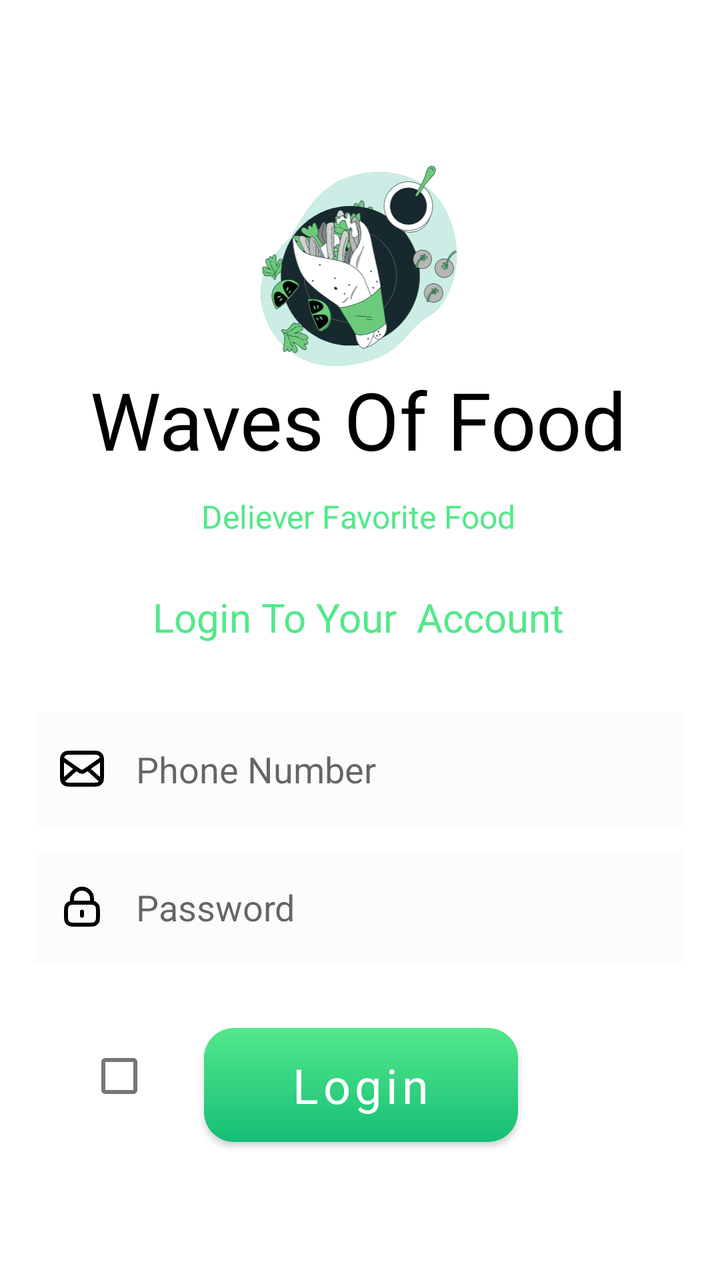
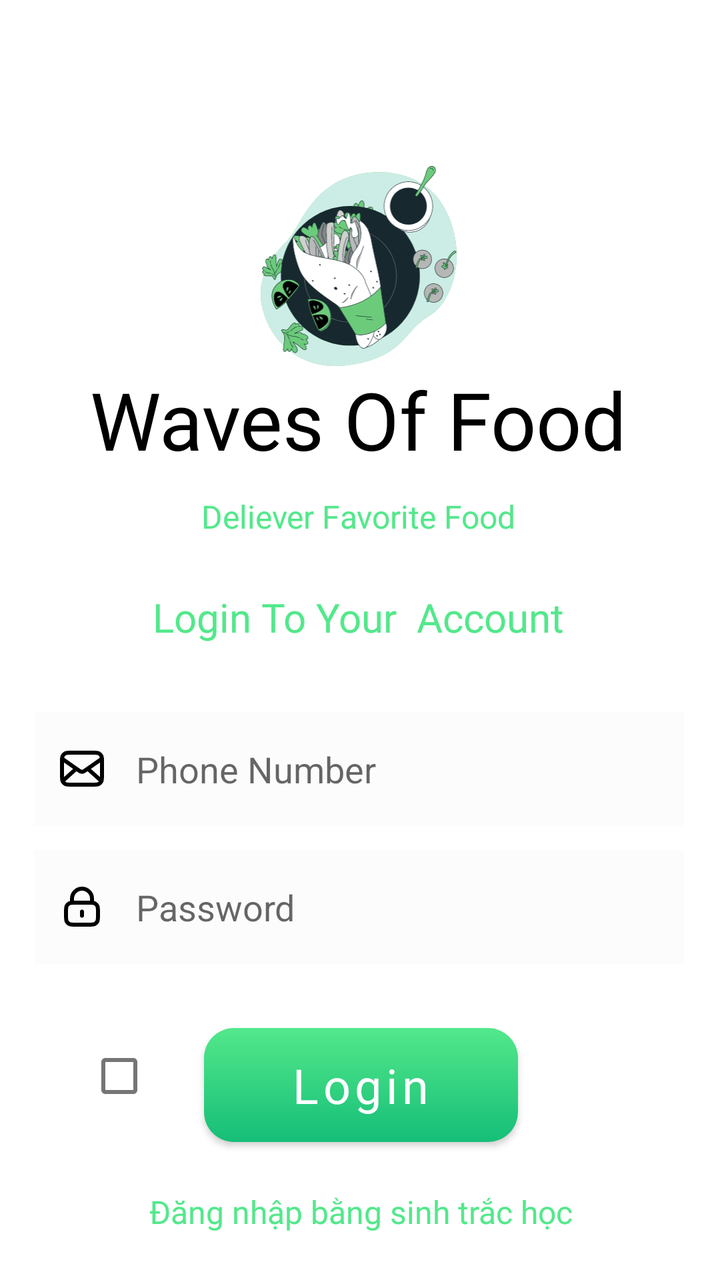

Compare the two renders of this Android layout. The source of the first and the diff that turns it into the second are given below.
<!-- AndroidManifest.xml: application theme Theme.MyApplication -->
<!-- res/layout/activity_login2.xml -->
<androidx.constraintlayout.widget.ConstraintLayout xmlns:android="http://schemas.android.com/apk/res/android"
    xmlns:app="http://schemas.android.com/apk/res-auto"
    xmlns:tools="http://schemas.android.com/tools"
    android:layout_width="match_parent"
    android:layout_height="match_parent"
    android:background="#FFFFFF"
    tools:context=".LoginActivity">

    <ImageView
        android:id="@+id/imageView3"
        android:layout_width="100dp"
        android:layout_height="100dp"
        android:layout_marginTop="83dp"
        app:layout_constraintEnd_toEndOf="parent"
        app:layout_constraintHorizontal_bias="0.498"
        app:layout_constraintStart_toStartOf="parent"
        app:layout_constraintTop_toTopOf="parent"
        app:srcCompat="@drawable/ic_logo" />

    <TextView
        android:id="@+id/textView4"
        android:layout_width="wrap_content"
        android:layout_height="wrap_content"
        android:text="Waves Of Food"
        android:textColor="@android:color/black"
        android:textSize="40sp"
        app:fontFamily="@font/yeonsung_regular"
        app:layout_constraintEnd_toEndOf="@+id/imageView3"
        app:layout_constraintStart_toStartOf="@+id/imageView3"
        app:layout_constraintTop_toBottomOf="@+id/imageView3" />

    <TextView
        android:id="@+id/textView7"
        android:layout_width="wrap_content"
        android:layout_height="wrap_content"
        android:layout_marginTop="11dp"
        android:text="Deliever Favorite Food"
        android:textSize="16sp"
        android:textColor="@color/green"
        app:layout_constraintEnd_toEndOf="@+id/textView4"
        app:layout_constraintStart_toStartOf="@+id/textView4"
        app:layout_constraintTop_toBottomOf="@+id/textView4" />

    <TextView
        android:id="@+id/textView8"
        android:layout_width="wrap_content"
        android:layout_height="wrap_content"
        android:layout_marginTop="26dp"
        android:textSize="20sp"
        android:textColor="@color/green"
        android:text="Login To Your  Account"
        app:fontFamily="@font/lato_black"
        app:layout_constraintEnd_toEndOf="@+id/textView7"
        app:layout_constraintStart_toStartOf="@+id/textView7"
        app:layout_constraintTop_toBottomOf="@+id/textView7" />

    <EditText
        android:id="@+id/editTextPhone"
        android:layout_width="325dp"
        android:layout_height="57dp"
        android:layout_marginTop="34dp"
        android:ems="10"
        android:hint="Phone Number"
        android:inputType="phone"
        android:drawableStart="@drawable/ic_mail_02"
        android:drawablePadding="15dp"
        android:paddingLeft="12dp"
        android:background="@color/colorBackground1"
        app:layout_constraintEnd_toEndOf="@+id/textView8"
        app:layout_constraintStart_toStartOf="@+id/textView8"
        app:layout_constraintTop_toBottomOf="@+id/textView8" />

    <EditText
        android:id="@+id/editTextPassword"
        android:layout_width="325dp"
        android:layout_height="57dp"
        android:layout_marginTop="12dp"
        android:ems="10"
        android:inputType="textPassword"
        android:hint="Password"
        android:drawableStart="@drawable/ic_lock_01"
        android:paddingLeft="12dp"
        android:drawablePadding="15dp"
        android:background="@color/colorBackground1"
        app:layout_constraintEnd_toEndOf="@+id/editTextPhone"
        app:layout_constraintStart_toStartOf="@+id/editTextPhone"
        app:layout_constraintTop_toBottomOf="@+id/editTextPhone" />

    <Button
        android:id="@+id/buttonLogin"
        android:layout_width="157dp"
        android:layout_height="57dp"
        android:layout_marginTop="32dp"
        android:background="@drawable/button_gradient_background"
        android:fontWeight="400"
        android:text="Login"
        android:textAlignment="center"
        android:textColor="@color/white"
        android:textSize="24sp"
        android:textAllCaps="false"
        app:backgroundTint="@null"
        app:fontFamily="@font/yeonsung_regular"
        app:layout_constraintEnd_toEndOf="@+id/editTextPassword"
        app:layout_constraintHorizontal_bias="0.506"
        app:layout_constraintStart_toStartOf="@+id/editTextPassword"
        app:layout_constraintTop_toBottomOf="@+id/editTextPassword" />

    <TextView
        android:id="@+id/toRegister"
        android:layout_width="wrap_content"
        android:layout_height="wrap_content"
        android:text="Don’t Have Account?"
        android:textColor="@color/green"
        android:textSize="18sp"
        app:fontFamily="@font/yeonsung_regular"
        app:layout_constraintBottom_toBottomOf="@+id/buttonLogin"
        app:layout_constraintEnd_toEndOf="parent"
        app:layout_constraintStart_toStartOf="parent"
        app:layout_constraintTop_toBottomOf="parent"
        app:layout_constraintVertical_bias="0.701" />

    <CheckBox
        android:id="@+id/checkBoxRemember"
        android:layout_width="wrap_content"
        android:layout_height="wrap_content"
        app:layout_constraintEnd_toStartOf="@+id/buttonLogin"
        app:layout_constraintStart_toStartOf="@+id/editTextPassword"
        app:layout_constraintTop_toTopOf="@+id/buttonLogin"
        tools:ignore="MissingConstraints" />


</androidx.constraintlayout.widget.ConstraintLayout>
<!-- resources referenced by this layout -->
<resources>
  <color name="colorBackground1">#FDFCFC</color>
  <color name="green">#53E88B</color>
  <color name="white">#FFFFFFFF</color>
  <!-- drawable button_gradient_background (drawable) -->
  <shape xmlns:android="http://schemas.android.com/apk/res/android">
      <gradient
          android:startColor="#15BE77"
          android:endColor="#53E88B"
          android:angle="90" />
      <corners android:radius="15dp" />
  </shape>
  <!-- drawable ic_lock_01 (drawable) -->
  <vector xmlns:android="http://schemas.android.com/apk/res/android"
      android:width="24dp"
      android:height="24dp"
      android:viewportWidth="24"
      android:viewportHeight="24">
    <path
        android:pathData="M17,10V8C17,5.239 14.761,3 12,3C9.239,3 7,5.239 7,8V10M12,14.5V16.5M8.8,21H15.2C16.88,21 17.72,21 18.362,20.673C18.927,20.385 19.385,19.927 19.673,19.362C20,18.72 20,17.88 20,16.2V14.8C20,13.12 20,12.28 19.673,11.638C19.385,11.073 18.927,10.615 18.362,10.327C17.72,10 16.88,10 15.2,10H8.8C7.12,10 6.28,10 5.638,10.327C5.074,10.615 4.615,11.073 4.327,11.638C4,12.28 4,13.12 4,14.8V16.2C4,17.88 4,18.72 4.327,19.362C4.615,19.927 5.074,20.385 5.638,20.673C6.28,21 7.12,21 8.8,21Z"
        android:strokeLineJoin="round"
        android:strokeWidth="2"
        android:fillColor="#00000000"
        android:strokeColor="#000000"
        android:strokeLineCap="round"/>
  </vector>
  <!-- drawable ic_logo: vector/xml drawable (drawable, 186011 chars, omitted) -->
  <!-- drawable ic_mail_02 (drawable) -->
  <vector xmlns:android="http://schemas.android.com/apk/res/android"
      android:width="24dp"
      android:height="24dp"
      android:viewportWidth="24"
      android:viewportHeight="24">
    <path
        android:pathData="M21.5,18L14.857,12M9.143,12L2.5,18M2,7L10.165,12.715C10.826,13.178 11.157,13.41 11.516,13.499C11.834,13.578 12.166,13.578 12.484,13.499C12.843,13.41 13.174,13.178 13.835,12.715L22,7M6.8,20H17.2C18.88,20 19.72,20 20.362,19.673C20.927,19.385 21.385,18.927 21.673,18.362C22,17.72 22,16.88 22,15.2V8.8C22,7.12 22,6.28 21.673,5.638C21.385,5.074 20.927,4.615 20.362,4.327C19.72,4 18.88,4 17.2,4H6.8C5.12,4 4.28,4 3.638,4.327C3.074,4.615 2.615,5.074 2.327,5.638C2,6.28 2,7.12 2,8.8V15.2C2,16.88 2,17.72 2.327,18.362C2.615,18.927 3.074,19.385 3.638,19.673C4.28,20 5.12,20 6.8,20Z"
        android:strokeLineJoin="round"
        android:strokeWidth="2"
        android:fillColor="#00000000"
        android:strokeColor="#000000"
        android:strokeLineCap="round"/>
  </vector>
  <style name="Theme.MyApplication" parent="Theme.MaterialComponents.DayNight.NoActionBar">
          
          <item name="colorPrimary">@color/purple_500</item>
          <item name="colorPrimaryVariant">@color/purple_700</item>
          <item name="colorOnPrimary">@color/white</item>
          
          <item name="colorSecondary">@color/teal_200</item>
          <item name="colorSecondaryVariant">@color/teal_700</item>
          <item name="colorOnSecondary">@color/black</item>
  
          
          <item name="android:statusBarColor" tools:targetApi="l">?attr/colorPrimaryVariant</item>
          
      </style>
  <color name="purple_500">#2A9C68</color>
  <color name="purple_700">#6200EE</color>
  <color name="teal_200">#03DAC5</color>
  <color name="teal_700">#018786</color>
  <color name="black">#FF000000</color>
</resources>

<!-- the commit's change to res/layout/activity_login2.xml (unified diff, before → after) -->
@@ -86,6 +86,21 @@
         app:layout_constraintStart_toStartOf="@+id/editTextPhone"
         app:layout_constraintTop_toBottomOf="@+id/editTextPhone" />
 
+    <TextView
+        android:id="@+id/textBiometricLogin"
+        android:layout_width="wrap_content"
+        android:layout_height="wrap_content"
+        android:layout_marginTop="24dp"
+        android:text="Đăng nhập bằng sinh trắc học"
+        android:textColor="@color/green"
+        android:textSize="16sp"
+        android:fontFamily="@font/yeonsung_regular"
+        android:clickable="true"
+        android:focusable="true"
+        app:layout_constraintEnd_toEndOf="@+id/buttonLogin"
+        app:layout_constraintStart_toStartOf="@+id/buttonLogin"
+        app:layout_constraintTop_toBottomOf="@+id/buttonLogin" />
+
     <Button
         android:id="@+id/buttonLogin"
         android:layout_width="157dp"
@@ -114,10 +129,11 @@
         android:textSize="18sp"
         app:fontFamily="@font/yeonsung_regular"
         app:layout_constraintBottom_toBottomOf="@+id/buttonLogin"
-        app:layout_constraintEnd_toEndOf="parent"
-        app:layout_constraintStart_toStartOf="parent"
+        app:layout_constraintEnd_toEndOf="@+id/textBiometricLogin"
+        app:layout_constraintHorizontal_bias="0.528"
+        app:layout_constraintStart_toStartOf="@+id/textBiometricLogin"
         app:layout_constraintTop_toBottomOf="parent"
-        app:layout_constraintVertical_bias="0.701" />
+        app:layout_constraintVertical_bias="0.465" />
 
     <CheckBox
         android:id="@+id/checkBoxRemember"
